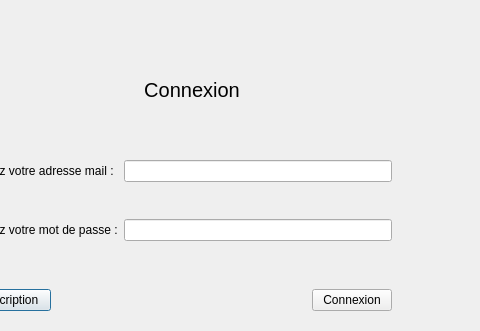
Old version of the form Trottipret/connexion.ui in the repository adeleb54/Trottipret; both pictures show x 99 to 579 and y 0 to 331 of the 579 by 456 pixel window.
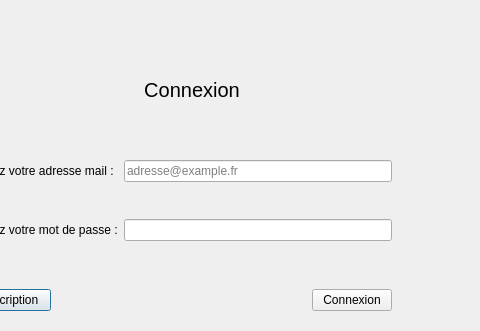
New version of the form.

What changed in the file:
```diff
--- a/Trottipret/connexion.ui
+++ b/Trottipret/connexion.ui
@@ -105,7 +105,11 @@
      </widget>
     </item>
     <item row="0" column="1">
-     <widget class="QLineEdit" name="lineEdit_mail"/>
+     <widget class="QLineEdit" name="lineEdit_mail">
+      <property name="placeholderText">
+       <string>adresse@example.fr</string>
+      </property>
+     </widget>
     </item>
     <item row="1" column="0">
      <spacer name="verticalSpacer_2">
```
